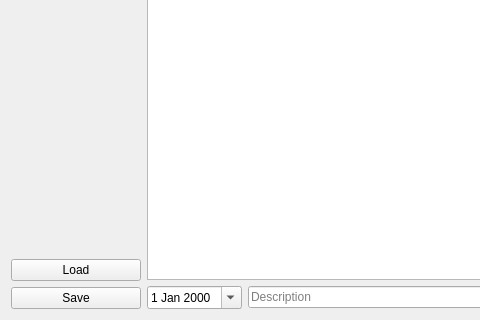
Before: the Qt Designer form mainwindow.ui in SomethingElese18878/myMoneyJournal, drawn with Qt 5; both pictures show x 0 to 480 and y 291 to 611 of the 731 by 611 pixel window.
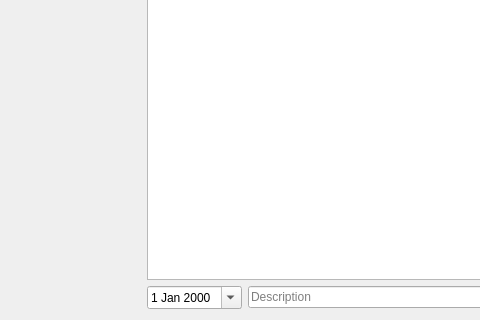
After: the same form once the commit is applied.

Commit message: deleted btnLoad & btnSave and there slots.

```diff
--- a/mainwindow.ui
+++ b/mainwindow.ui
@@ -63,20 +63,6 @@
           </property>
          </spacer>
         </item>
-        <item>
-         <widget class="QPushButton" name="btnLoad">
-          <property name="text">
-           <string>Load</string>
-          </property>
-         </widget>
-        </item>
-        <item>
-         <widget class="QPushButton" name="btnSave">
-          <property name="text">
-           <string>Save</string>
-          </property>
-         </widget>
-        </item>
        </layout>
       </item>
       <item>
```
The commit also changes 2 other files.
